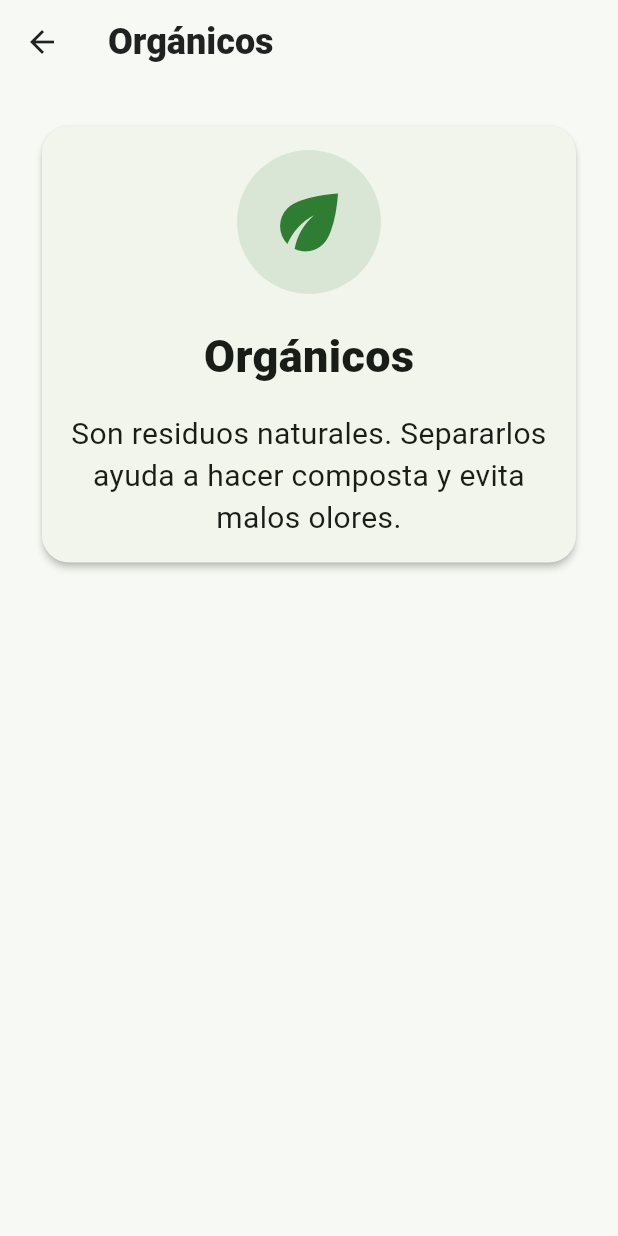
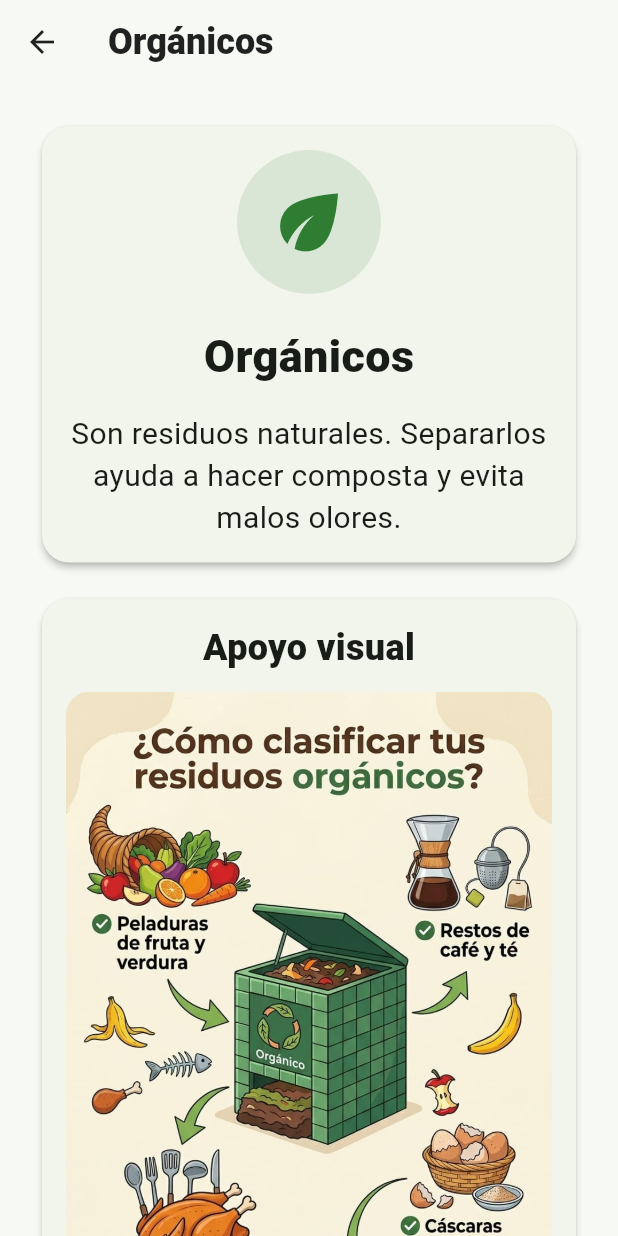
Before and after one commit to 23030724-afk/recolector-inteligente-hackaton, a Flutter app: the GuiaPage screen opened directly, after a tap on "Orgánicos", on a phone screen of 412 x 824 dp. Run offline on Flutter 3.47's test engine with Material 3 defaults, Android fonts, the phone set to English and light mode, and no system bars; our stand-ins replace shared_preferences; accounts and stored records are empty.

Commit message:
Agrega flyers en guia de separacion

```diff
--- a/lib/main.dart
+++ b/lib/main.dart
@@ -1640,6 +1640,7 @@ class GuiaPage extends StatelessWidget {
     String detalle,
     IconData icono,
     Color color,
+    String imagen,
   ) {
     return Card(
       child: ListTile(
@@ -1648,7 +1649,10 @@ class GuiaPage extends StatelessWidget {
           backgroundColor: color.withOpacity(0.12),
           child: Icon(icono, color: color),
         ),
-        title: Text(titulo, style: const TextStyle(fontSize: 20, fontWeight: FontWeight.w900)),
+        title: Text(
+          titulo,
+          style: const TextStyle(fontSize: 20, fontWeight: FontWeight.w900),
+        ),
         subtitle: Text(ejemplo),
         trailing: const Icon(Icons.arrow_forward_ios, size: 18),
         onTap: () {
@@ -1660,6 +1664,7 @@ class GuiaPage extends StatelessWidget {
                 detalle: detalle,
                 icono: icono,
                 color: color,
+                imagen: imagen,
               ),
             ),
           );
@@ -1688,6 +1693,7 @@ class GuiaPage extends StatelessWidget {
             'Son residuos naturales. Separarlos ayuda a hacer composta y evita malos olores.',
             Icons.eco,
             AppColors.green,
+            'assets/images/Organico.jpeg',
           ),
           basuraCard(
             context,
@@ -1696,6 +1702,7 @@ class GuiaPage extends StatelessWidget {
             'Pueden volver a usarse. Separarlos reduce basura y ayuda al medio ambiente.',
             Icons.recycling,
             Colors.blue,
+            'assets/images/Reciclables.jpeg',
           ),
           basuraCard(
             context,
@@ -1704,6 +1711,7 @@ class GuiaPage extends StatelessWidget {
             'Deben ir separados porque pueden tener bacterias y no se reciclan.',
             Icons.delete,
             Colors.purple,
+            'assets/images/Sanitarios.jpeg',
           ),
           basuraCard(
             context,
@@ -1712,6 +1720,7 @@ class GuiaPage extends StatelessWidget {
             'No deben mezclarse porque contaminan mucho y necesitan manejo especial.',
             Icons.warning,
             AppColors.orange,
+            'assets/images/Especiales.jpeg',
           ),
         ],
       ),
@@ -1724,6 +1733,7 @@ class DetalleGuiaPage extends StatelessWidget {
   final String detalle;
   final IconData icono;
   final Color color;
+  final String imagen;
 
   const DetalleGuiaPage({
     super.key,
@@ -1731,15 +1741,17 @@ class DetalleGuiaPage extends StatelessWidget {
     required this.detalle,
     required this.icono,
     required this.color,
+    required this.imagen,
   });
 
   @override
   Widget build(BuildContext context) {
     return Scaffold(
       appBar: AppBar(title: Text(titulo)),
-      body: Padding(
+      body: ListView(
         padding: const EdgeInsets.all(24),
-        child: AppCard(
+        children: [
+          AppCard(
             child: Column(
               mainAxisSize: MainAxisSize.min,
               children: [
@@ -1762,7 +1774,40 @@ class DetalleGuiaPage extends StatelessWidget {
               ],
             ),
           ),
-      ),
-    );
-  }
-}
+          const SizedBox(height: 16),
+          AppCard(
+            child: Column(
+              children: [
+                const Text(
+                  'Apoyo visual',
+                  style: TextStyle(fontSize: 24, fontWeight: FontWeight.w900),
+                ),
+                const SizedBox(height: 12),
+                ClipRRect(
+                  borderRadius: BorderRadius.circular(16),
+                  child: Image.asset(
+                    imagen,
+                    width: double.infinity,
+                    fit: BoxFit.contain,
+                    errorBuilder: (context, error, stackTrace) {
+                      return Container(
+                        height: 220,
+                        alignment: Alignment.center,
+                        color: Colors.grey.shade200,
+                        child: const Text(
+                          'No se encontró la imagen.\nRevisa assets/images/',
+                          textAlign: TextAlign.center,
+                          style: TextStyle(fontSize: 18),
+                        ),
+                      );
+                    },
+                  ),
+                ),
+              ],
+            ),
+          ),
+        ],
+      ),
+    );
+  }
+}
--- a/pubspec.yaml
+++ b/pubspec.yaml
@@ -57,7 +57,8 @@ flutter:
   # included with your application, so that you can use the icons in
   # the material Icons class.
   uses-material-design: true
-
+  assets:
+    - assets/images/
   # To add assets to your application, add an assets section, like this:
   # assets:
   #   - images/a_dot_burr.jpeg
```
Also changed, not shown: assets/images/Especiales.jpeg (added), assets/images/Organico.jpeg (added), assets/images/Reciclables.jpeg (added), assets/images/Sanitarios.jpeg (added). Lines whose indentation alone changed are shown as unchanged.
